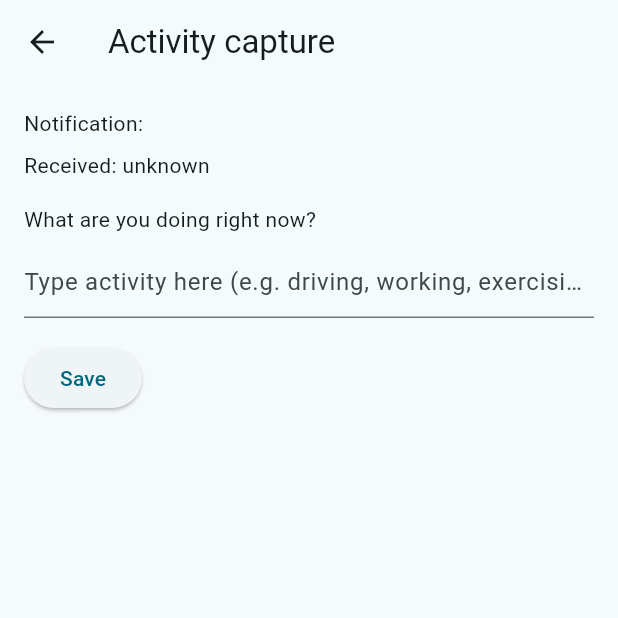
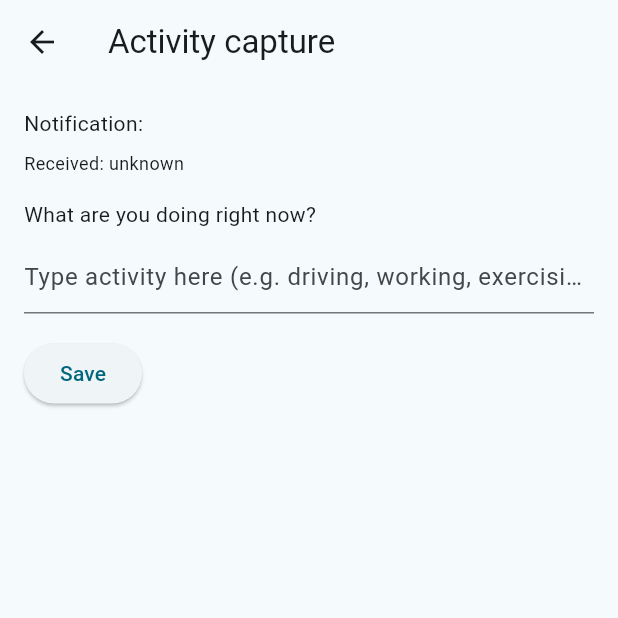
Before and after one commit to alex42p/Aura_Alert, a Flutter app: the ActivityPage screen opened directly with empty values, on a phone screen of 412 x 824 dp, the top half of it. Run offline on Flutter 3.47's test engine with Material 3 defaults, Android fonts, the light colour scheme and no system bars; our stand-ins replace fl_chart, flutter_local_notifications, share_plus, shared_preferences, sqflite; missing offline and left inert: flutter_reactive_ble; accounts and stored records are empty.

Commit message:
changed notification timestamp size

```diff
--- a/lib/main.dart
+++ b/lib/main.dart
@@ -127,7 +127,7 @@ class _DashboardPageState extends State<DashboardPage> {
               icon: const Icon(Icons.add, color: Colors.orange),
               tooltip: 'Send test notification',
               onPressed: () async {
-                final msg = 'Manual test notification: ${DateTime.now().toIso8601String()}';
+                final msg = 'Triggered test notification';
                 await NotificationService.instance.sendNotification(msg);
               },
             ),
--- a/lib/pages/activity_page.dart
+++ b/lib/pages/activity_page.dart
@@ -45,6 +45,10 @@ class _ActivityPageState extends State<ActivityPage> {
   Widget build(BuildContext context) {
     final msg = widget.notification['message'] as String? ?? '';
     final ts = widget.notification['ts'] as String? ?? '';
+    final tsDate = ts.isNotEmpty ? DateTime.parse(ts) : null;
+    final dateStr = tsDate != null
+      ? '${tsDate.toLocal().year.toString().padLeft(4, '0')}-${tsDate.toLocal().month.toString().padLeft(2, '0')}-${tsDate.toLocal().day.toString().padLeft(2, '0')}'
+      : '';
     return Scaffold(
       appBar: AppBar(title: const Text('Activity capture')),
       body: Padding(
@@ -54,7 +58,7 @@ class _ActivityPageState extends State<ActivityPage> {
           children: [
             Text('Notification: $msg'),
             const SizedBox(height: 8),
-            Text('Received: ${ts.isNotEmpty ? DateTime.parse(ts).toLocal().toString() : 'unknown'}'),
+            Text('Received: ${dateStr.isNotEmpty ? dateStr : 'unknown'}', style: const TextStyle(fontSize: 12)),
             const SizedBox(height: 16),
             const Text('What are you doing right now?'),
             const SizedBox(height: 8),
```
Also changed, not shown: lib/pages/notifications_page.dart (+6 -1 lines).
